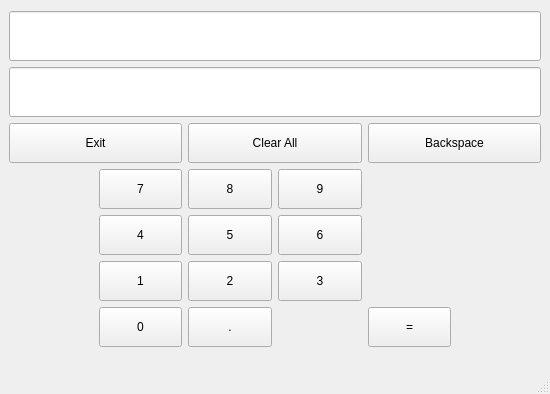
Above: gui/mainwindow.ui from benediktibk/calculator before the change. Below: the same form after it.
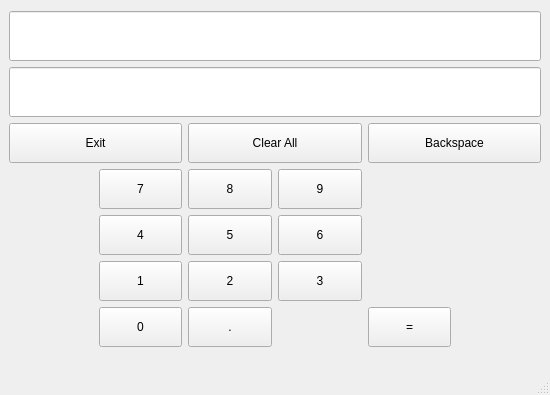
That is the form after the change.

Commit message: Fixed Window Size.

The edit to the form file:
```diff
--- a/gui/mainwindow.ui
+++ b/gui/mainwindow.ui
@@ -7,7 +7,7 @@
     <x>0</x>
     <y>0</y>
     <width>550</width>
-    <height>394</height>
+    <height>395</height>
    </rect>
   </property>
   <property name="windowTitle">
```
The commit also changes 1 other file.
